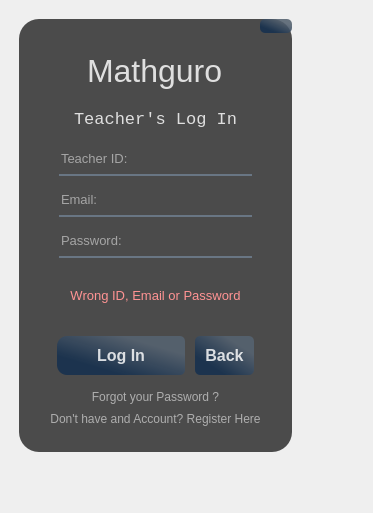
Above: data/teachLogin.ui from pat-gallardo/PreCalGuro before the change. Below: the same form after it.
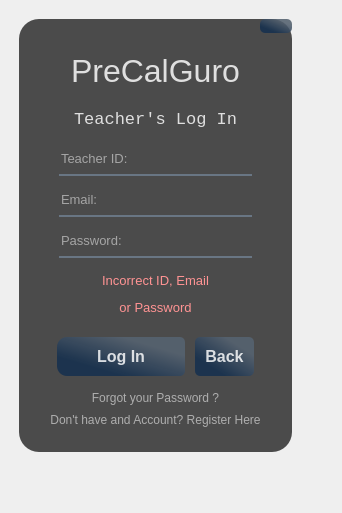
That is the form after the change. Icons and pictures are not drawn.

Patch:
```diff
--- a/data/teachLogin.ui
+++ b/data/teachLogin.ui
@@ -6,7 +6,7 @@
    <rect>
     <x>0</x>
     <y>0</y>
-    <width>373</width>
+    <width>342</width>
     <height>513</height>
    </rect>
   </property>
@@ -195,7 +195,7 @@
                  </font>
                 </property>
                 <property name="text">
-                 <string>Mathguro</string>
+                 <string>PreCalGuro</string>
                 </property>
                </widget>
               </item>
@@ -300,7 +300,7 @@
                   <number>0</number>
                  </property>
                  <property name="topMargin">
-                  <number>6</number>
+                  <number>0</number>
                  </property>
                  <property name="rightMargin">
                   <number>0</number>
@@ -315,6 +315,21 @@
                    </property>
                    <widget class="QWidget" name="page">
                     <layout class="QVBoxLayout" name="verticalLayout_7">
+                     <property name="spacing">
+                      <number>0</number>
+                     </property>
+                     <property name="leftMargin">
+                      <number>0</number>
+                     </property>
+                     <property name="topMargin">
+                      <number>0</number>
+                     </property>
+                     <property name="rightMargin">
+                      <number>0</number>
+                     </property>
+                     <property name="bottomMargin">
+                      <number>0</number>
+                     </property>
                      <item>
                       <widget class="QLabel" name="label_5">
                        <property name="font">
@@ -324,7 +339,7 @@
                         </font>
                        </property>
                        <property name="text">
-                        <string>&lt;html&gt;&lt;head/&gt;&lt;body&gt;&lt;p&gt;&lt;span style=&quot; font-size:10pt; color:#ff9393;&quot;&gt;Wrong ID, Email or Password&lt;/span&gt;&lt;/p&gt;&lt;/body&gt;&lt;/html&gt;</string>
+                        <string>&lt;html&gt;&lt;head/&gt;&lt;body&gt;&lt;p align=&quot;center&quot;&gt;&lt;span style=&quot; font-size:10pt; color:#ff9393;&quot;&gt;Incorrect ID, Email&lt;/span&gt;&lt;/p&gt;&lt;p align=&quot;center&quot;&gt;&lt;span style=&quot; font-size:10pt; color:#ff9393;&quot;&gt; or Password&lt;/span&gt;&lt;/p&gt;&lt;/body&gt;&lt;/html&gt;</string>
                        </property>
                        <property name="textFormat">
                         <enum>Qt::RichText</enum>
@@ -434,6 +449,7 @@
                   <widget class="QPushButton" name="loginTeachButton">
                    <property name="font">
                     <font>
+                     <family>MS Sans Serif</family>
                      <pointsize>12</pointsize>
                      <weight>75</weight>
                      <bold>true</bold>
@@ -501,6 +517,7 @@
                    </property>
                    <property name="font">
                     <font>
+                     <family>MS Sans Serif</family>
                      <pointsize>12</pointsize>
                      <weight>75</weight>
                      <bold>true</bold>
```
